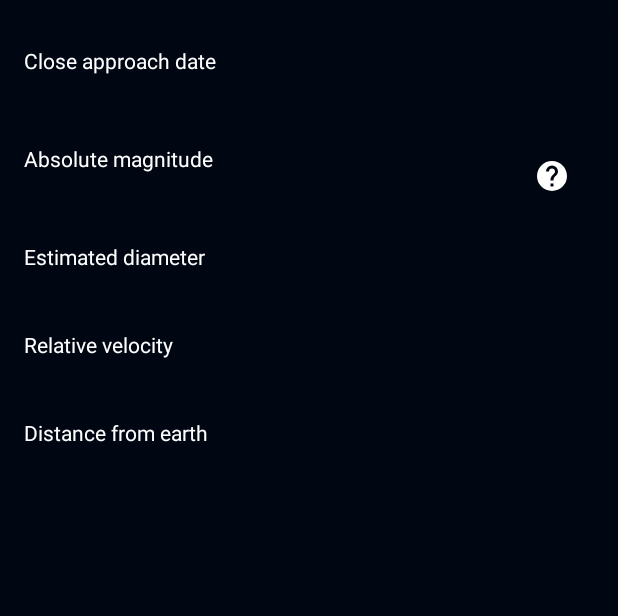
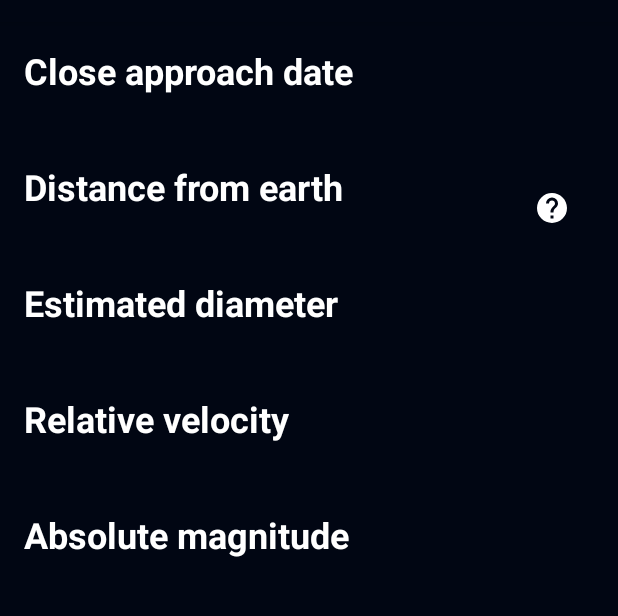
Before and after one commit to hoorayphyer/AsteroidRadar, an Android app: the fragment DetailFragment placed in its activity, on a phone screen of 412 x 824 dp, the part 62-678 px from its top. Run offline under Robolectric (Android 15) with nearby library versions, the phone set to English and light mode, and no system bars; our stand-ins replace Room's generated code, data binding; pictures from the network do not load; 7 statements that could not run were skipped.

Commit message:
styled detail fragment entries. Also corrected the au

```diff
--- a/app/src/main/java/com/udacity/asteroidradar/BindingAdapters.kt
+++ b/app/src/main/java/com/udacity/asteroidradar/BindingAdapters.kt
@@ -39,3 +39,8 @@ fun bindTextViewToDisplayVelocity(textView: TextView, number: Double) {
     val context = textView.context
     textView.text = String.format(context.getString(R.string.km_s_unit_format), number)
 }
+@BindingAdapter("magnitudeText")
+fun bindTextViewToDisplayMagnitude(textView: TextView, number: Double) {
+    val context = textView.context
+    textView.text = String.format("%.3f", number)
+}
--- a/app/src/main/res/layout/fragment_detail.xml
+++ b/app/src/main/res/layout/fragment_detail.xml
@@ -48,16 +48,15 @@
                         android:layout_width="match_parent"
                         android:layout_height="wrap_content"
                         android:text="@string/close_approach_data_title"
-                        android:textColor="@color/default_text_color" />
+                        style="@style/detailTitle" />
 
                     <TextView
                         android:id="@+id/close_approach_date"
                         android:layout_width="match_parent"
                         android:layout_height="wrap_content"
-                        android:layout_marginTop="4dp"
                         android:text="@{asteroid.closeApproachDate}"
-                        android:textColor="@color/default_text_color"
-                        tools:text="2020-02-01" />
+                        tools:text="2020-02-01"
+                        style="@style/detailValue" />
                 </LinearLayout>
 
                 <LinearLayout
@@ -74,19 +73,21 @@
                         android:orientation="vertical">
 
                         <TextView
+                            style="@style/detailTitle"
                             android:layout_width="match_parent"
                             android:layout_height="wrap_content"
-                            android:text="@string/absolute_magnitude_title"
+                            android:text="@string/distance_from_earth_title"
                             android:textColor="@color/default_text_color" />
 
                         <TextView
-                            android:id="@+id/absolute_magnitude"
+                            android:id="@+id/distance_from_earth"
+                            style="@style/detailValue"
                             android:layout_width="match_parent"
                             android:layout_height="wrap_content"
                             android:layout_marginTop="4dp"
                             android:textColor="@color/default_text_color"
-                            app:astronomicalUnitText="@{asteroid.absoluteMagnitude}"
-                            tools:text="25.126 au" />
+                            app:astronomicalUnitText="@{asteroid.distanceFromEarth}"
+                            tools:text="0.0924 au" />
                     </LinearLayout>
 
                     <ImageView
@@ -99,6 +100,7 @@
                 </LinearLayout>
 
                 <TextView
+                    style="@style/detailTitle"
                     android:layout_width="match_parent"
                     android:layout_height="wrap_content"
                     android:layout_marginTop="16dp"
@@ -107,6 +109,7 @@
 
                 <TextView
                     android:id="@+id/estimated_diameter"
+                    style="@style/detailValue"
                     android:layout_width="match_parent"
                     android:layout_height="wrap_content"
                     android:layout_marginTop="4dp"
@@ -115,6 +118,7 @@
                     tools:text="0.82 km" />
 
                 <TextView
+                    style="@style/detailTitle"
                     android:layout_width="match_parent"
                     android:layout_height="wrap_content"
                     android:layout_marginTop="16dp"
@@ -123,6 +127,7 @@
 
                 <TextView
                     android:id="@+id/relative_velocity"
+                    style="@style/detailValue"
                     android:layout_width="match_parent"
                     android:layout_height="wrap_content"
                     android:layout_marginTop="4dp"
@@ -131,20 +136,22 @@
                     tools:text="11.9 km/s" />
 
                 <TextView
+                    style="@style/detailTitle"
                     android:layout_width="match_parent"
                     android:layout_height="wrap_content"
                     android:layout_marginTop="16dp"
-                    android:text="@string/distance_from_earth_title"
+                    android:text="@string/absolute_magnitude_title"
                     android:textColor="@color/default_text_color" />
 
                 <TextView
-                    android:id="@+id/distance_from_earth"
+                    android:id="@+id/absolute_magnitude"
+                    style="@style/detailValue"
                     android:layout_width="match_parent"
                     android:layout_height="wrap_content"
                     android:layout_marginTop="4dp"
                     android:textColor="@color/default_text_color"
-                    app:astronomicalUnitText="@{asteroid.distanceFromEarth}"
-                    tools:text="0.0924 au" />
+                    app:magnitudeText="@{asteroid.absoluteMagnitude}"
+                    tools:text="25.126" />
 
             </LinearLayout>
         </ScrollView>
--- a/app/src/main/res/values/styles.xml
+++ b/app/src/main/res/values/styles.xml
@@ -8,4 +8,16 @@
         <item name="colorAccent">@color/colorAccent</item>
     </style>
 
+    <style name="detailTitle">
+        <item name="android:textColor">@color/default_text_color</item>
+        <item name="android:textSize">24sp</item>
+        <item name="android:textStyle">bold</item>
+    </style>
+
+    <style name="detailValue">
+        <item name="android:layout_marginTop">4dp</item>
+        <item name="android:textColor">@color/default_text_color</item>
+        <item name="android:textSize">18sp</item>
+    </style>
+
 </resources>
```
